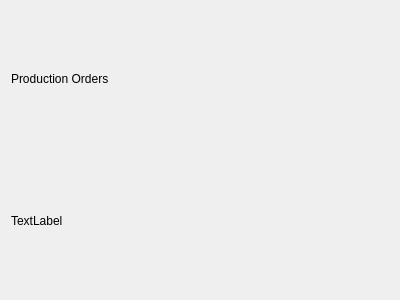
Above: ui/OrdersView.ui from MagdaOleksandrTeam/ProductionPlanner before the change. Below: the same form after it.
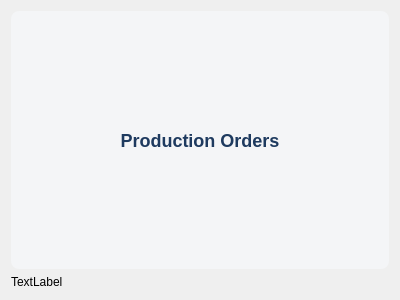
That is the form after the change.

What changed in the file:
```diff
--- a/ui/OrdersView.ui
+++ b/ui/OrdersView.ui
@@ -16,9 +16,25 @@
   <layout class="QVBoxLayout" name="verticalLayout">
    <item>
     <widget class="QLabel" name="title">
+     <property name="sizePolicy">
+      <sizepolicy hsizetype="Minimum" vsizetype="Expanding">
+       <horstretch>0</horstretch>
+       <verstretch>0</verstretch>
+      </sizepolicy>
+     </property>
+     <property name="styleSheet">
+      <string notr="true">font-size: 18px;
+font-weight: bold;
+color: #1E3A5F;
+background-color: #F4F5F7;
+border-radius: 8px;</string>
+     </property>
      <property name="text">
       <string>Production Orders</string>
      </property>
+     <property name="alignment">
+      <set>Qt::AlignmentFlag::AlignCenter</set>
+     </property>
     </widget>
    </item>
    <item>
```
